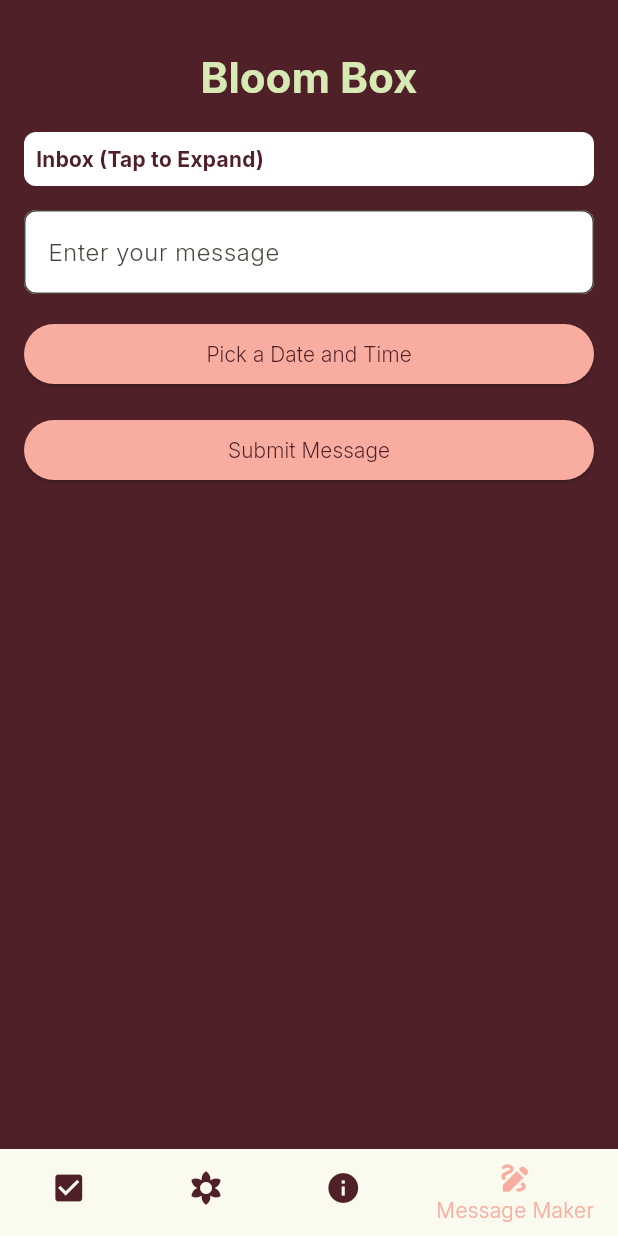
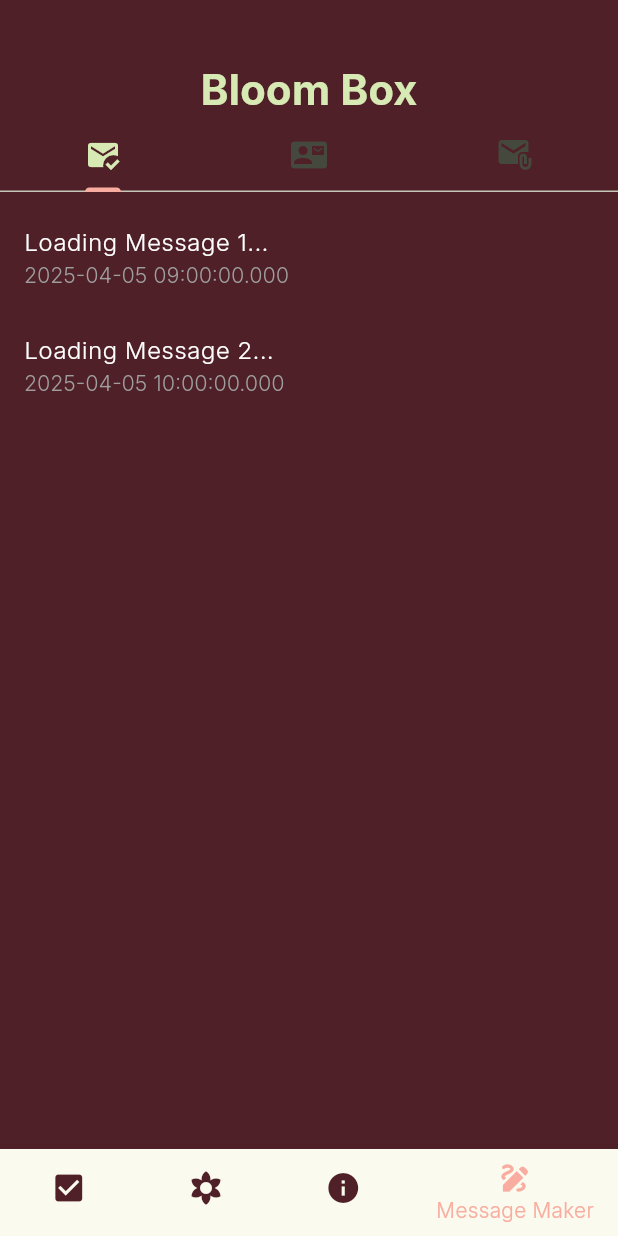
Before and after one commit to maureensanchez99/we_hack2025, a Flutter app: the MessagesPage screen opened directly, on a phone screen of 412 x 824 dp. Run offline on Flutter 3.47's test engine with Material 3 defaults, Android fonts, the phone set to English and light mode, and no system bars; our stand-ins replace flutter_svg, shared_preferences; accounts and stored records are empty.

Commit message:
yay less oops

```diff
--- a/lib/pages/messages_page.dart
+++ b/lib/pages/messages_page.dart
@@ -12,7 +12,12 @@ class MessagesPage extends StatefulWidget {
 
 class _MessagesPageState extends State<MessagesPage> with SingleTickerProviderStateMixin {
   int _selectedIndex = 3; // Default index for "Message Maker"
+  Map<DateTime, String> itemsMap = {
+    DateTime(2025, 4, 5, 9, 0): "Loading Message 1...",
+    DateTime(2025, 4, 5, 10, 0): "Loading Message 2...",
+  };
   Map<DateTime, String> unseenMessages = {
+    DateTime(2025, 4, 6, 11, 0): "Unseen Message 1",
     DateTime(2025, 4, 6, 12, 0): "Unseen Message 2",
   };
   Map<DateTime, String> futureEntries = {};
@@ -22,13 +27,6 @@ class _MessagesPageState extends State<MessagesPage> with SingleTickerProviderSt
   DateTime? selectedDateTime;
   final ValueNotifier<bool> dataChangedNotifier = ValueNotifier(false);
 
-  final List<Widget> _pages = [
-    const DailyReminder(),
-    ViewFlowerPage(),
-    TutorialPage(),
-    MessagesPage(),
-  ];
-
   @override
   void initState() {
     super.initState();
@@ -37,7 +35,29 @@ class _MessagesPageState extends State<MessagesPage> with SingleTickerProviderSt
 
   Future<void> initializePreferences() async {
     prefs = await SharedPreferences.getInstance();
+    await loadItems();
+    await loadFutureEntries();
     await loadUnseenMessages();
+  }
+
+  Future<void> loadItems() async {
+    String? itemsMapJson = prefs.getString("itemsMap");
+    if (itemsMapJson != null) {
+      Map<String, dynamic> decodedMap = jsonDecode(itemsMapJson);
+      setState(() {
+        itemsMap = decodedMap.map((key, value) => MapEntry(DateTime.parse(key), value as String));
+      });
+    }
+  }
+
+  Future<void> loadFutureEntries() async {
+    String? futureEntriesJson = prefs.getString("futureEntries");
+    if (futureEntriesJson != null) {
+      Map<String, dynamic> decodedMap = jsonDecode(futureEntriesJson);
+      setState(() {
+        futureEntries = decodedMap.map((key, value) => MapEntry(DateTime.parse(key), value as String));
+      });
+    }
   }
 
   Future<void> loadUnseenMessages() async {
@@ -48,6 +68,13 @@ class _MessagesPageState extends State<MessagesPage> with SingleTickerProviderSt
         unseenMessages = decodedMap.map((key, value) => MapEntry(DateTime.parse(key), value as String));
       });
     }
+  }
+
+  void saveFutureEntries() {
+    prefs.setString(
+      "futureEntries",
+      jsonEncode(futureEntries.map((key, value) => MapEntry(key.toIso8601String(), value))),
+    );
   }
 
   void saveUnseenMessages() {
@@ -62,10 +89,11 @@ class _MessagesPageState extends State<MessagesPage> with SingleTickerProviderSt
       setState(() {
         if (selectedDateTime!.isAfter(DateTime.now())) {
           futureEntries[selectedDateTime!] = messageController.text;
+          saveFutureEntries();
         } else {
           unseenMessages[selectedDateTime!] = messageController.text;
+          saveUnseenMessages();
         }
-        saveUnseenMessages();
         messageController.clear();
         selectedDateTime = null;
       });
@@ -104,7 +132,12 @@ class _MessagesPageState extends State<MessagesPage> with SingleTickerProviderSt
     });
     Navigator.pushReplacement(
       context,
-      MaterialPageRoute(builder: (_) => _pages[index]),
+      MaterialPageRoute(builder: (_) => [
+        const DailyReminder(),
+        ViewFlowerPage(),
+        TutorialPage(),
+        MessagesPage(),
+      ][index]),
     );
   }
 
@@ -113,92 +146,103 @@ class _MessagesPageState extends State<MessagesPage> with SingleTickerProviderSt
     return ValueListenableBuilder(
       valueListenable: dataChangedNotifier,
       builder: (context, _, __) {
-        return Scaffold(
+        return DefaultTabController(
+          length: 3,
+          child: Scaffold(
             backgroundColor: const Color(0xFF4F2027),
-          body: SingleChildScrollView(
-            padding: const EdgeInsets.all(16.0),
+            body: Column(
+              children: [
+                // Title and TabBar Section
+                Container(
+                  color: const Color(0xFF4F2027),
+                  padding: const EdgeInsets.only(top: 40.0, bottom: 8.0),
                   child: Column(
-              crossAxisAlignment: CrossAxisAlignment.stretch,
-              children: [
-                // Title Section
-                Padding(
-                  padding: const EdgeInsets.only(top: 16.0, bottom: 16.0),
-                  child: Text(
+                    children: const [
+                      Text(
                         "Bloom Box",
-                    textAlign: TextAlign.center,
-                    style: const TextStyle(
+                        style: TextStyle(
                           fontSize: 28,
                           fontWeight: FontWeight.bold,
                           color: Color(0xFFD7EAB4),
                         ),
                       ),
+                      TabBar(
+                        labelColor: Color(0xFFD7EAB4),
+                        indicatorColor: Color(0xFFF9ADA0),
+                        tabs: [
+                          Tab(icon: Icon(Icons.mark_email_read)),
+                          Tab(icon: Icon(Icons.contact_mail)),
+                          Tab(icon: Icon(Icons.attach_email)),
+                        ],
                       ),
-                // Inbox Section
-                GestureDetector(
-                  onTap: () {
-                    setState(() {
-                      isInboxExpanded = !isInboxExpanded;
-                    });
-                  },
-                  child: Container(
-                    padding: const EdgeInsets.all(8.0),
-                    decoration: BoxDecoration(
-                      color: Colors.white,
-                      borderRadius: BorderRadius.circular(8.0),
-                    ),
-                    child: Text(
-                      isInboxExpanded ? "Inbox (Tap to Collapse)" : "Inbox (Tap to Expand)",
-                      style: const TextStyle(
-                        color: Color(0xFF4F2027),
-                        fontWeight: FontWeight.bold,
+                    ],
                   ),
                 ),
+                // TabBarView Section
+                Expanded(
+                  child: TabBarView(
+                    children: [
+                      // Inbox Tab
+                      Container(
+                        color: const Color(0xFF4F2027),
+                        child: itemsMap.isEmpty
+                            ? const Center(
+                                child: Text(
+                                  "No messages available",
+                                  style: TextStyle(color: Colors.white),
                                 ),
-                ),
-                if (isInboxExpanded)
-                  ...unseenMessages.entries.map((entry) {
+                              )
+                            : ListView(
+                                children: itemsMap.entries.map((entry) {
                                   return ListTile(
                                     title: Text(entry.value, style: const TextStyle(color: Colors.white)),
                                     subtitle: Text(entry.key.toString(), style: const TextStyle(color: Colors.grey)),
                                   );
                                 }).toList(),
-                const SizedBox(height: 16.0),
-                // Message Input Section
-                TextField(
-                  controller: messageController,
-                  decoration: InputDecoration(
-                    hintText: "Enter your message",
-                    filled: true,
-                    fillColor: Colors.white,
-                    border: OutlineInputBorder(borderRadius: BorderRadius.circular(8.0)),
                               ),
                       ),
-                const SizedBox(height: 16.0),
-                ElevatedButton(
-                  onPressed: pickDateTime,
-                  style: ElevatedButton.styleFrom(
-                    backgroundColor: const Color(0xFFF9ADA0),
+                      // Unseen Messages Tab
+                      Container(
+                        color: const Color(0xFF4F2027),
+                        child: unseenMessages.isEmpty
+                            ? const Center(
+                                child: Text(
+                                  "No unseen messages",
+                                  style: TextStyle(color: Colors.white),
                                 ),
-                  child: Text(
-                    selectedDateTime == null
-                        ? "Pick a Date and Time"
-                        : "Selected: ${selectedDateTime.toString()}",
-                    style: const TextStyle(color: Color(0xFF4F2027)),
+                              )
+                            : ListView(
+                                children: unseenMessages.entries.map((entry) {
+                                  return ListTile(
+                                    title: Text(entry.value, style: const TextStyle(color: Colors.white)),
+                                    subtitle: Text(entry.key.toString(), style: const TextStyle(color: Colors.grey)),
+                                  );
+                                }).toList(),
                               ),
                       ),
-                const SizedBox(height: 16.0),
-                ElevatedButton(
-                  onPressed: submitMessage,
-                  style: ElevatedButton.styleFrom(
-                    backgroundColor: const Color(0xFFF9ADA0),
+                      // Future Entries Tab
+                      Container(
+                        color: const Color(0xFF4F2027),
+                        child: futureEntries.isEmpty
+                            ? const Center(
+                                child: Text(
+                                  "No future entries",
+                                  style: TextStyle(color: Colors.white),
                                 ),
-                  child: const Text(
-                    "Submit Message",
-                    style: TextStyle(color: Color(0xFF4F2027)),
+                              )
+                            : ListView(
+                                children: futureEntries.entries.map((entry) {
+                                  return ListTile(
+                                    title: Text(entry.value, style: const TextStyle(color: Colors.white)),
+                                    subtitle: Text(entry.key.toString(), style: const TextStyle(color: Colors.grey)),
+                                  );
+                                }).toList(),
                               ),
                       ),
                     ],
                   ),
+                ),
+              ],
             ),
             bottomNavigationBar: BottomNavigationBar(
               currentIndex: _selectedIndex,
@@ -225,6 +269,7 @@ class _MessagesPageState extends State<MessagesPage> with SingleTickerProviderSt
                 ),
               ],
             ),
+          ),
         );
       },
     );
```
Lines whose indentation alone changed are shown as unchanged.
